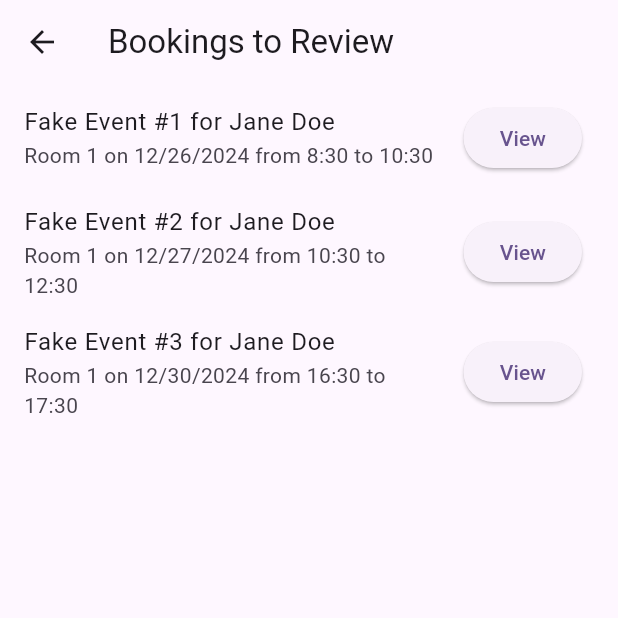
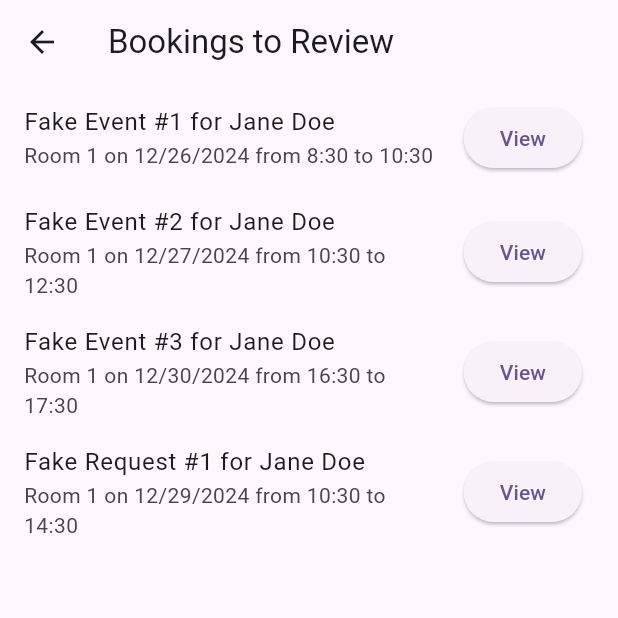
Before and after one commit to GoForthTechnology/RoomBooker, a Flutter app: the screen it shows after launch, after a tap on the "check circle" icon, on a phone screen of 412 x 824 dp, the top half of it. Run offline on Flutter 3.47's test engine with Material 3 defaults, Android fonts, the light colour scheme and no system bars; our stand-ins replace auto_route, firebase_core, rxdart, syncfusion_flutter_calendar; accounts and stored records are empty; statements that could not run were skipped.

Commit message:
Fix the current bookings view on the hompage.

```diff
--- /dev/null
+++ b/lib/entities/blackout_window.dart
@@ -0,0 +1,12 @@
+class BlackoutWindow {
+  final DateTime start;
+  final DateTime end;
+  final String recurrenceRule;
+  final String reason;
+
+  BlackoutWindow(
+      {required this.start,
+      required this.end,
+      required this.recurrenceRule,
+      required this.reason});
+}
--- a/lib/entities/booking.dart
+++ b/lib/entities/booking.dart
@@ -10,6 +10,7 @@ class Booking {
   final DateTime doorUnlockTime;
   final DateTime doorLockTime;
   final String selectedRoom;
+  final Confirmation? confirmation;
 
   Booking({
     required this.name,
@@ -23,5 +24,43 @@ class Booking {
     required this.doorUnlockTime,
     required this.doorLockTime,
     required this.selectedRoom,
+    this.confirmation,
   });
+
+  Booking copyWith({
+    String? name,
+    String? email,
+    String? phone,
+    int? attendance,
+    String? message,
+    String? eventName,
+    DateTime? eventStartTime,
+    DateTime? eventEndTime,
+    DateTime? doorUnlockTime,
+    DateTime? doorLockTime,
+    String? selectedRoom,
+    Confirmation? confirmation,
+  }) {
+    return Booking(
+      name: name ?? this.name,
+      email: email ?? this.email,
+      phone: phone ?? this.phone,
+      attendance: attendance ?? this.attendance,
+      message: message ?? this.message,
+      eventName: eventName ?? this.eventName,
+      eventStartTime: eventStartTime ?? this.eventStartTime,
+      eventEndTime: eventEndTime ?? this.eventEndTime,
+      doorUnlockTime: doorUnlockTime ?? this.doorUnlockTime,
+      doorLockTime: doorLockTime ?? this.doorLockTime,
+      selectedRoom: selectedRoom ?? this.selectedRoom,
+      confirmation: confirmation ?? this.confirmation,
+    );
+  }
 }
+
+class Confirmation {
+  final String confirmedBy;
+  final DateTime confirmedAt;
+
+  Confirmation({required this.confirmedBy, required this.confirmedAt});
+}
--- a/lib/repos/booking_repo.dart
+++ b/lib/repos/booking_repo.dart
@@ -1,6 +1,7 @@
 import 'dart:async';
 
 import 'package:flutter/material.dart';
+import 'package:room_booker/entities/blackout_window.dart';
 import 'package:room_booker/entities/booking.dart';
 
 Booking fakeBooking(String name, DateTime start, Duration duration) {
@@ -20,36 +21,49 @@ Booking fakeBooking(String name, DateTime start, Duration duration) {
 }
 
 class BookingRepo extends ChangeNotifier {
-  final List<Booking> _requests = [
+  final List<Booking> _bookings = [
     fakeBooking(
         'Fake Event #1',
-        DateTime.now().subtract(Duration(days: 1, hours: 2)),
+        DateTime.now().subtract(const Duration(days: 1, hours: 2)),
         const Duration(hours: 2)),
     fakeBooking('Fake Event #2', DateTime.now(), const Duration(hours: 2)),
     fakeBooking(
         'Fake Event #3',
-        DateTime.now().add(Duration(days: 3, hours: 6)),
+        DateTime.now().add(const Duration(days: 3, hours: 6)),
         const Duration(hours: 1)),
   ];
-  final StreamController<List<Booking>> _requestsController =
-      StreamController<List<Booking>>.broadcast();
+  final List<Booking> _requests = [
+    fakeBooking("Fake Request #1", DateTime.now().add(const Duration(days: 2)),
+        const Duration(hours: 4)),
+  ];
 
-  BookingRepo() {
-    _requestsController.add(List.unmodifiable(_requests));
+  Stream<List<Booking>> get bookings {
+    List<Booking> bookings = [];
+    bookings.addAll(_bookings.map((b) => b.copyWith(
+        confirmation:
+            Confirmation(confirmedBy: "parker", confirmedAt: DateTime.now()))));
+    bookings.addAll(_requests);
+
+    return Stream.value(bookings);
   }
-
-  Stream<List<Booking>> get requests => Stream.value(_requests);
 
   Future<void> addRequest(Booking request) async {
     _requests.add(request);
-    _requestsController
-        .add(List.unmodifiable(_requests)); // Emit new notification
     notifyListeners();
   }
 
-  @override
-  void dispose() {
-    _requestsController.close();
-    super.dispose();
-  }
+  Future<List<BlackoutWindow>> get blackoutWindows => Future.value([
+        BlackoutWindow(
+          start: DateTime(2023, 1, 1, 0, 0),
+          end: DateTime(2023, 1, 1, 5, 59),
+          recurrenceRule: 'FREQ=DAILY',
+          reason: "Too Early",
+        ),
+        BlackoutWindow(
+          start: DateTime(2023, 1, 1, 22, 0),
+          end: DateTime(2023, 1, 1, 23, 59),
+          recurrenceRule: 'FREQ=DAILY',
+          reason: "Too Late",
+        ),
+      ]);
 }
--- a/lib/screens/homepage.dart
+++ b/lib/screens/homepage.dart
@@ -25,14 +25,7 @@ class HomeScreen extends StatelessWidget {
           ),
         ],
       ),
-      body: const SingleChildScrollView(
-        child: Column(
-          mainAxisAlignment: MainAxisAlignment.center,
-          children: [
-            CurrentBookingsCalendar(),
-          ],
-        ),
-      ),
+      body: CurrentBookingsCalendar(),
     );
   }
 }
--- a/lib/widgets/current_bookings_calendar.dart
+++ b/lib/widgets/current_bookings_calendar.dart
@@ -2,7 +2,9 @@ import 'package:flutter/material.dart';
 import 'package:provider/provider.dart';
 import 'package:room_booker/entities/booking.dart';
 import 'package:room_booker/repos/booking_repo.dart';
-import 'package:room_booker/widgets/readonly_calendar.dart';
+import 'package:room_booker/widgets/streaming_calendar.dart';
+import 'package:rxdart/rxdart.dart';
+import 'package:syncfusion_flutter_calendar/calendar.dart';
 
 class CurrentBookingsCalendar extends StatelessWidget {
   const CurrentBookingsCalendar({super.key});
@@ -10,11 +12,20 @@ class CurrentBookingsCalendar extends StatelessWidget {
   @override
   Widget build(BuildContext context) {
     return Consumer<BookingRepo>(
-      builder: (context, repo, child) => ReadonlyCalendar(
-        bookings: repo.requests,
-        onTapBooking: (booking) {
-          _showBookingSummaryDialog(context, booking);
-        },
+      builder: (context, repo, child) => StreamingCalendar(
+        view: CalendarView.week,
+        stateStream: Rx.combineLatest2(
+          repo.bookings,
+          repo.blackoutWindows.asStream(),
+          (bookings, blackoutWindows) => CalendarState()
+            ..bookings = bookings
+            ..blackoutWindows = blackoutWindows,
+        ),
+        onTapBooking: (booking) => _showBookingSummaryDialog(context, booking),
+        onTap: (details) {},
+        showNavigationArrow: true,
+        showDatePickerButton: true,
+        showTodayButton: true,
       ),
     );
   }
--- a/lib/widgets/pending_bookings.dart
+++ b/lib/widgets/pending_bookings.dart
@@ -12,7 +12,7 @@ class PendingBookings extends StatelessWidget {
   Widget build(BuildContext context) {
     return Consumer<BookingRepo>(
       builder: (context, repo, child) => StreamBuilder(
-        stream: repo.requests,
+        stream: repo.bookings,
         builder: (context, snapshot) {
           if (!snapshot.hasData) {
             return const CircularProgressIndicator();
--- a/lib/widgets/readonly_calendar.dart
+++ /dev/null
@@ -1,137 +0,0 @@
-import 'package:flutter/material.dart';
-import 'package:room_booker/entities/booking.dart';
-import 'package:syncfusion_flutter_calendar/calendar.dart';
-
-class ReadonlyCalendar extends StatefulWidget {
-  final Function(Booking) onTapBooking;
-  final Stream<List<Booking>> bookings;
-
-  const ReadonlyCalendar(
-      {super.key, required this.bookings, required this.onTapBooking});
-
-  @override
-  _ReadonlyCalendarState createState() => _ReadonlyCalendarState();
-}
-
-Booking fromAppointment(Appointment appointment) {
-  return Booking(
-    eventName: appointment.subject,
-    eventStartTime: appointment.startTime,
-    eventEndTime: appointment.endTime,
-    selectedRoom: appointment.location ?? "",
-    name: '',
-    email: '',
-    message: '',
-    phone: '',
-    attendance: 0,
-    doorUnlockTime: appointment.startTime,
-    doorLockTime: appointment.endTime,
-  );
-}
-
-class _ReadonlyCalendarState extends State<ReadonlyCalendar> {
-  final CalendarController _calendarController = CalendarController();
-  final List<Appointment> _appointments = [];
-  Appointment? _newAppointment;
-
-  @override
-  Widget build(BuildContext context) {
-    return StreamBuilder(
-      stream: widget.bookings,
-      builder: (context, snapshot) {
-        if (!snapshot.hasData) {
-          return const CircularProgressIndicator();
-        }
-        if (snapshot.hasData) {
-          _appointments.clear();
-          if (_newAppointment != null) {
-            _appointments.add(_newAppointment!);
-          }
-          _appointments.addAll(snapshot.data!.map(toAppointment));
-        }
-        return SizedBox(
-            height: 1100,
-            child: Card(
-              child: Padding(
-                  padding: const EdgeInsets.all(16),
-                  child: SfCalendar(
-                    view: CalendarView.week,
-                    showNavigationArrow: true,
-                    showDatePickerButton: true,
-                    showTodayButton: true,
-                    controller: _calendarController,
-                    dataSource: AppointmentDataSource(_appointments),
-                    specialRegions: _getTimeRegions(),
-                    onTap: (CalendarTapDetails details) {
-                      for (var appointment in details.appointments ?? []) {
-                        widget.onTapBooking(fromAppointment(appointment));
-                      }
-                    },
-                  )),
-            ));
-      },
-    );
-  }
-
-  List<TimeRegion> _getTimeRegions() {
-    return [
-      TimeRegion(
-        startTime: DateTime(2023, 1, 1, 0, 0),
-        endTime: DateTime(2023, 1, 1, 5, 59),
-        enablePointerInteraction: false,
-        recurrenceRule: 'FREQ=DAILY',
-        color: Colors.grey.withOpacity(0.2),
-        text: "Too Early",
-      ),
-      TimeRegion(
-        startTime: DateTime(2023, 1, 1, 22, 0),
-        endTime: DateTime(2023, 1, 1, 23, 59),
-        enablePointerInteraction: false,
-        recurrenceRule: 'FREQ=DAILY',
-        text: "Too Late",
-      ),
-      TimeRegion(
-        startTime: DateTime(2024, 12, 24, 6, 0),
-        endTime: DateTime(2024, 12, 24, 21, 59),
-        text: "Christmas Eve",
-        enablePointerInteraction: false,
-      ),
-      TimeRegion(
-        startTime: DateTime(2024, 12, 25, 6, 0),
-        endTime: DateTime(2024, 12, 25, 21, 59),
-        text: "Christmas Day",
-        enablePointerInteraction: false,
-      ),
-      TimeRegion(
-        startTime: DateTime(2025, 1, 1, 6, 0),
-        endTime: DateTime(2025, 1, 1, 21, 59),
-        text: "New Year's Day",
-        enablePointerInteraction: false,
-      )
-    ];
-  }
-}
-
-class AppointmentDataSource extends CalendarDataSource {
-  AppointmentDataSource(List<Appointment> source) {
-    appointments = source;
-  }
-}
-
-DateTime roundToNearest30Minutes(DateTime dateTime) {
-  final int minute = dateTime.minute;
-  final int mod = minute % 30;
-  final int roundedMinute = mod < 15 ? minute - mod : minute + (30 - mod);
-  return DateTime(dateTime.year, dateTime.month, dateTime.day, dateTime.hour,
-      roundedMinute);
-}
-
-Appointment toAppointment(Booking booking) {
-  return Appointment(
-    startTime: booking.eventStartTime,
-    endTime: booking.eventEndTime,
-    subject: booking.eventName,
-    color: Colors.blue,
-    location: booking.selectedRoom,
-  );
-}
--- /dev/null
+++ b/lib/widgets/streaming_calendar.dart
@@ -0,0 +1,119 @@
+import 'package:flutter/material.dart';
+import 'package:room_booker/entities/blackout_window.dart';
+import 'package:room_booker/entities/booking.dart';
+import 'package:syncfusion_flutter_calendar/calendar.dart';
+
+class CalendarState {
+  List<Booking> bookings = [];
+  List<BlackoutWindow> blackoutWindows = [];
+}
+
+class StreamingCalendar extends StatefulWidget {
+  final Stream<CalendarState> stateStream;
+  final bool showNavigationArrow;
+  final bool showDatePickerButton;
+  final bool showTodayButton;
+  final CalendarView view;
+  final Function(CalendarTapDetails) onTap;
+  final Function(Booking) onTapBooking;
+  final CalendarController controller = CalendarController();
+
+  StreamingCalendar(
+      {super.key,
+      required this.stateStream,
+      required this.showNavigationArrow,
+      required this.showDatePickerButton,
+      required this.showTodayButton,
+      required this.view,
+      required this.onTap,
+      required this.onTapBooking}); // Added controller parameter
+
+  @override
+  _StreamingCalendarState createState() => _StreamingCalendarState();
+}
+
+class _StreamingCalendarState extends State<StreamingCalendar> {
+  @override
+  Widget build(BuildContext context) {
+    return StreamBuilder(
+      stream: widget.stateStream,
+      builder: (context, snapshot) {
+        if (!snapshot.hasData) {
+          return const CircularProgressIndicator();
+        }
+        return calendarWidget(snapshot.data!);
+      },
+    );
+  }
+
+  Widget calendarWidget(CalendarState state) {
+    List<Appointment> appointments = [];
+    appointments.addAll(state.bookings.map(fromBooking).toList());
+
+    List<TimeRegion> blackoutWindows =
+        state.blackoutWindows.map(toTimeRegion).toList();
+
+    return SfCalendar(
+      view: widget.view,
+      onTap: (details) {
+        var appointments = details.appointments ?? [];
+        if (appointments.isEmpty) {
+          widget.onTap(details);
+          return;
+        }
+        for (var appointment in details.appointments ?? []) {
+          widget.onTapBooking(fromAppointment(appointment));
+        }
+      },
+      controller: widget.controller,
+      dataSource: DataSource(appointments),
+      showNavigationArrow: widget.showNavigationArrow,
+      showDatePickerButton: widget.showDatePickerButton,
+      showTodayButton: widget.showTodayButton,
+      specialRegions: blackoutWindows,
+    );
+  }
+}
+
+TimeRegion toTimeRegion(BlackoutWindow blackoutWindow) {
+  return TimeRegion(
+    startTime: blackoutWindow.start,
+    endTime: blackoutWindow.end,
+    enablePointerInteraction: false,
+    text: blackoutWindow.reason,
+    recurrenceRule: blackoutWindow.recurrenceRule,
+    color: Colors.grey.withOpacity(0.2),
+  );
+}
+
+class DataSource extends CalendarDataSource {
+  DataSource(List<Appointment> source) {
+    appointments = source;
+  }
+}
+
+Appointment fromBooking(Booking booking) {
+  return Appointment(
+    startTime: booking.eventStartTime,
+    endTime: booking.eventEndTime,
+    subject: booking.eventName,
+    color: booking.confirmation != null ? Colors.blue : Colors.red,
+    location: booking.selectedRoom,
+  );
+}
+
+Booking fromAppointment(Appointment appointment) {
+  return Booking(
+    eventName: appointment.subject,
+    eventStartTime: appointment.startTime,
+    eventEndTime: appointment.endTime,
+    selectedRoom: appointment.location ?? "",
+    name: '',
+    email: '',
+    message: '',
+    phone: '',
+    attendance: 0,
+    doorUnlockTime: appointment.startTime,
+    doorLockTime: appointment.endTime,
+  );
+}
--- a/pubspec.yaml
+++ b/pubspec.yaml
@@ -40,6 +40,7 @@ dependencies:
   json_annotation: ^4.9.0
   provider: ^6.1.2
   syncfusion_flutter_calendar: ^28.1.35
+  rxdart: ^0.28.0
 
 dev_dependencies:
   flutter_test:
```
Also changed, not shown: pubspec.lock.
